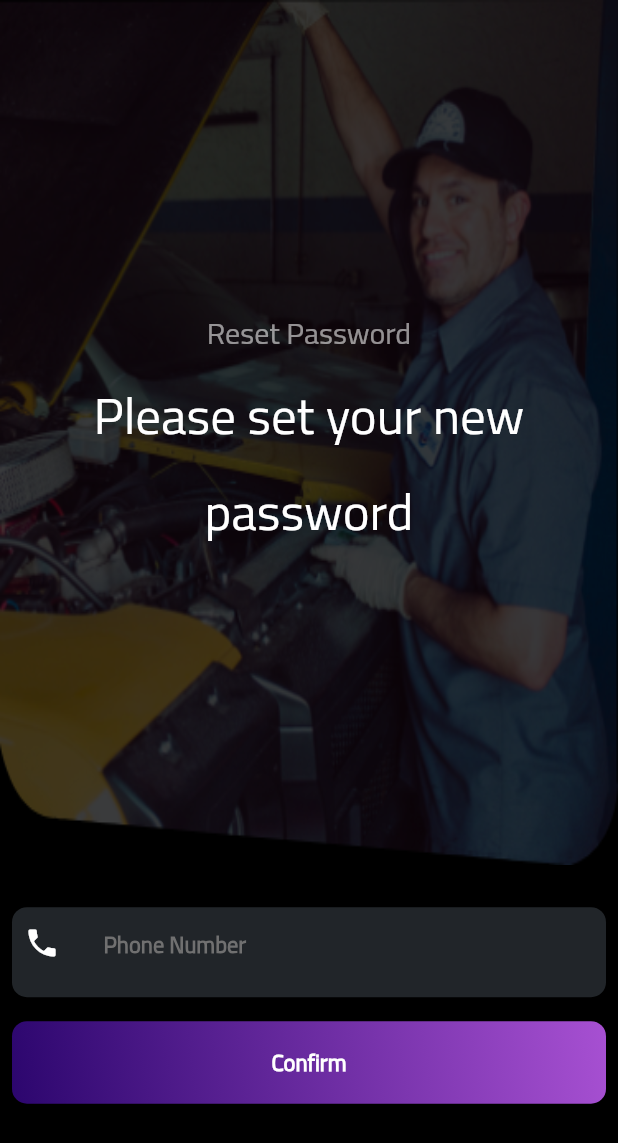
After one commit to ahmedshaban1/skroot, a Flutter app: the EnterPhoneNumber screen opened by its route, on a phone screen of 412 x 824 dp. The commit adds this screen. Shown: the top 1143 px of the screen. Run offline on Flutter 3.47's test engine with Material 2 defaults, Android fonts, the phone set to English and light mode, and no system bars; our stand-ins replace awesome_dialog, cached_network_image, carousel_pro, carousel_slider, dio, flare_flutter and 12 more; missing offline and left inert: image_downloader; accounts and stored records are empty.

Commit message:
Enter_Phone_Number_Screen

```diff
--- a/assets/localization/AppLocal-en.json
+++ b/assets/localization/AppLocal-en.json
@@ -17,7 +17,10 @@
   "city" : "State",
   "terms" : "Agree with terms & conditions",
   "re-password" : "Repassword",
-  "reset-password" : "Forget Password",
+  "confirm" : "Confirm",
+  "reset-password" : "Reset Password",
+  "forget-password" : "Reset Password",
   "sub-reset" : "Please set your new password",
+  "sub-forget" : "Please set your new password",
   "re-set" : "Re-set"
 }
--- a/lib/main.dart
+++ b/lib/main.dart
@@ -2,7 +2,6 @@ import 'package:skroot/theming/build_theme_data.dart';
 import 'package:skroot/theming/colors.dart';
 import 'package:flutter/material.dart';
 import 'package:flutter_localizations/flutter_localizations.dart';
-import 'package:tinycolor/tinycolor.dart';
 
 import 'helpers/localization.dart';
 import 'navigator/named-navigator.dart';
--- a/lib/navigator/named-navigator.dart
+++ b/lib/navigator/named-navigator.dart
@@ -7,6 +7,7 @@ class Routes {
   static const RESET_PASSWORD = "RESET_PASSWORD";
   static const LOG_IN = "LOG_IN";
   static const HOME_ROUTER = "HOME_ROUTER";
+  static const ENTER_PHONE = "ENTER_PHONE";
 }
 
 abstract class NamedNavigator {
--- a/lib/navigator/named-navigator_impl.dart
+++ b/lib/navigator/named-navigator_impl.dart
@@ -1,5 +1,6 @@
 
 import 'package:flutter/material.dart';
+import 'package:skroot/ui/authentication/enter_phone_number/enter_phone_number.dart';
 import 'package:skroot/ui/authentication/log_in/log_in_page.dart';
 import 'package:skroot/ui/authentication/reset_password/reset_password.dart';
 import 'package:skroot/ui/authentication/sign_up/sign_up.dart';
@@ -19,6 +20,7 @@ class NamedNavigatorImpl implements NamedNavigator {
       case Routes.SIGNUP_ROUTER :return MaterialPageRoute(builder: (_) => SignUpPage());
       case Routes.RESET_PASSWORD :return MaterialPageRoute(builder: (_) => ResetPasswordPage());
       case Routes.SEND_CODE :return MaterialPageRoute(builder: (_) => VerificationCodePage(stateOfCode: settings.arguments,));
+      case Routes.ENTER_PHONE :return MaterialPageRoute(builder: (_) => EnterPhoneNumber());
     }
 
 //    return MaterialPageRoute(builder: (_) => Container());
--- /dev/null
+++ b/lib/ui/authentication/enter_phone_number/enter_phone_number.dart
@@ -0,0 +1,109 @@
+import 'package:flutter/material.dart';
+import 'package:flutter_bloc/flutter_bloc.dart';
+import 'package:skroot/Components/inputTextField.dart';
+import 'package:skroot/helpers/localization.dart';
+import 'package:skroot/navigator/named-navigator.dart';
+import 'package:skroot/navigator/named-navigator_impl.dart';
+import 'package:skroot/ui/authentication/enter_phone_number/enter_phone_number_bloc.dart';
+import 'package:skroot/ui/common/CustomButton.dart';
+class EnterPhoneNumber extends StatefulWidget {
+  @override
+  _EnterPhoneNumberState createState() => _EnterPhoneNumberState();
+}
+
+class _EnterPhoneNumberState extends State<EnterPhoneNumber> {
+  GlobalKey<FormState> form_key = GlobalKey();
+  final _blank = FocusNode();
+
+  @override
+  Widget build(BuildContext context) {
+    return Scaffold(
+      body: GestureDetector(
+        behavior: HitTestBehavior.opaque,
+        onTap: () {
+          FocusScope.of(context).requestFocus(_blank);
+        },
+        child: Form(
+          key: form_key,
+          child: BlocListener(
+            listener: (context, state) {},
+            bloc: enterPhoneNumberBloc,
+            child: BlocBuilder(
+                bloc: enterPhoneNumberBloc,
+                builder: (context, state) {
+                  return ListView(
+                    children: <Widget>[
+                      Padding(
+                        padding: const EdgeInsets.only(bottom: 20),
+                        child: Container(
+                          width: MediaQuery.of(context).size.width,
+                          height: MediaQuery.of(context).size.height * .7,
+                          decoration: BoxDecoration(
+                              image: DecorationImage(
+                                  image: AssetImage(
+                                    "assets/images/login_bg.png",
+                                  ),
+                                  fit: BoxFit.fill)),
+                          child: Column(
+                            mainAxisAlignment: MainAxisAlignment.center,
+                            children: <Widget>[
+                              Text(
+                                AppLocalization.of(context)
+                                    .getLocalizedText("forget-password"),
+                                style: Theme.of(context).textTheme.title,
+                              ),
+                              SizedBox(
+                                height: 5,
+                              ),
+                              Container(
+                                width: MediaQuery.of(context).size.width * .8,
+                                child: Text(
+                                  AppLocalization.of(context)
+                                      .getLocalizedText("sub-forget"),
+                                  style: Theme.of(context).textTheme.display1,
+                                  textAlign: TextAlign.center,
+                                ),
+                              ),
+                            ],
+                          ),
+                        ),
+                      ),
+
+                      Padding(
+                        padding: const EdgeInsets.all(8.0),
+                        child: StreamBuilder<String>(
+                            stream: enterPhoneNumberBloc.phoneNumber,
+                            builder: (context, snapshot) {
+                              return InputFieldArea(
+                                icon: Padding(
+                                  padding: const EdgeInsets.only(right:8.0 , left: 8.0),
+                                  child: Icon(
+                                    Icons.phone,
+                                    color: Colors.white,
+                                  ),
+                                ),
+                                hint: AppLocalization.of(context)
+                                    .getLocalizedText("phone"),
+                                errorTxt: snapshot.error,
+                                changedFunction: enterPhoneNumberBloc.updatePhone,
+                                textInputType: TextInputType.number,
+                              );
+                            }),
+                      ),
+                      CustomButton(
+                        onButtonPress: () {
+                          NamedNavigatorImpl().push(Routes.SEND_CODE , clean:  false , replace:  false , arguments:  "resetPassword");
+                        },
+                        text: AppLocalization.of(context)
+                            .getLocalizedText("confirm"),
+                      ),
+
+                    ],
+                  );
+                }),
+          ),
+        ),
+      ),
+    );
+  }
+}
--- /dev/null
+++ b/lib/ui/authentication/enter_phone_number/enter_phone_number_bloc.dart
@@ -0,0 +1,41 @@
+
+import 'package:dio/dio.dart';
+import 'package:flutter_bloc/flutter_bloc.dart';
+import 'package:rxdart/rxdart.dart';
+import 'package:skroot/app/appEvent.dart';
+import 'package:skroot/app/appState.dart';
+import 'package:skroot/helpers/shared_preference_manger.dart';
+import 'package:skroot/helpers/vaildator.dart';
+import 'package:skroot/navigator/named-navigator.dart';
+import 'package:skroot/network/networkUtlis.dart';
+
+class EnterPhoneNumberBloc extends Bloc<AppEvent, AppState> with Validator {
+  @override
+  AppState get initialState => Start(null);
+
+  final phoneController = BehaviorSubject<String>();
+  String msg;
+
+
+
+  Function(String) get updatePhone => phoneController.sink.add;
+
+  Stream<String> get phoneNumber => phoneController.stream.transform(number);
+
+  @override
+  Stream<AppState> mapEventToState(AppEvent event) async* {
+    var netUtil = NetworkUtil();
+    if (event is Click) {
+      SharedPreferenceManager preferenceManager = SharedPreferenceManager();
+      var token = await preferenceManager.readString(CachingKey.AUTH_TOKEN);
+      yield (Start(null));
+
+    }
+  }
+
+  dispose() {
+    phoneController.close();
+  }
+}
+
+final enterPhoneNumberBloc = EnterPhoneNumberBloc();
--- a/lib/ui/authentication/log_in/log_in_page.dart
+++ b/lib/ui/authentication/log_in/log_in_page.dart
@@ -122,9 +122,8 @@ class _LoginPageState extends State<LoginPage> {
                       ),
                       InkWell(
                         onTap: () {
-                          var mNamedNavigator = NamedNavigatorImpl();
-                          mNamedNavigator.push(Routes.SEND_CODE,
-                              arguments: "resetPassword", replace: false, clean: false);
+                          NamedNavigatorImpl().push(Routes.ENTER_PHONE , clean:  false , replace:  false , arguments:  "");
+
                         },
                         child: Padding(
                           padding: const EdgeInsets.symmetric(
```
